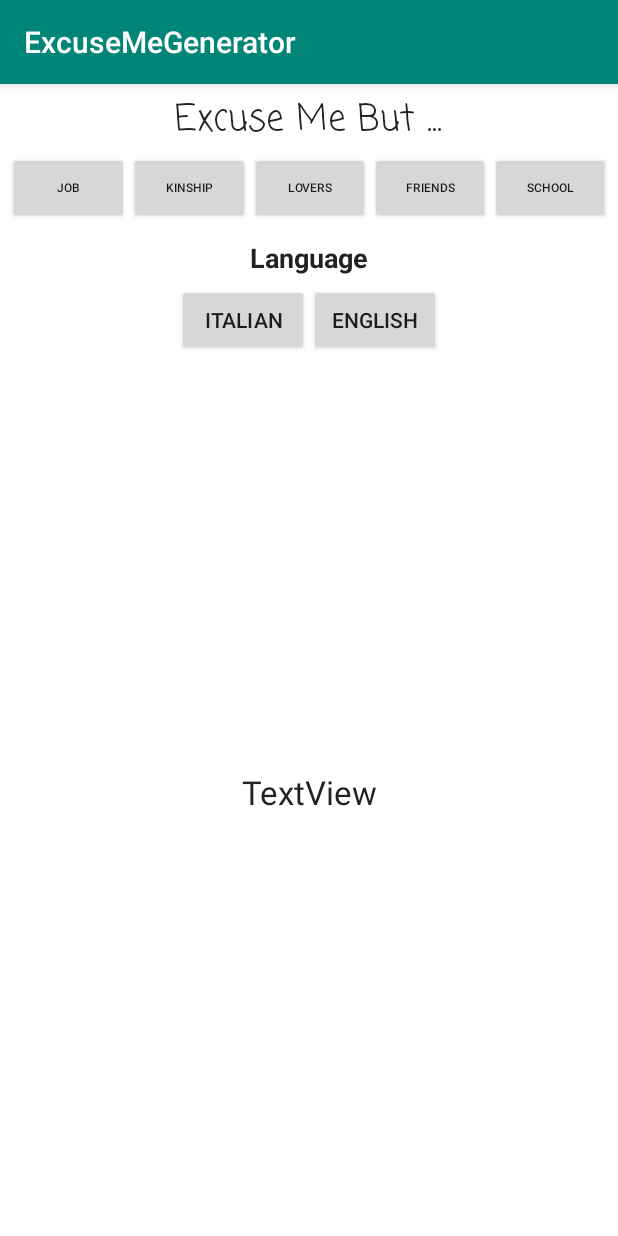
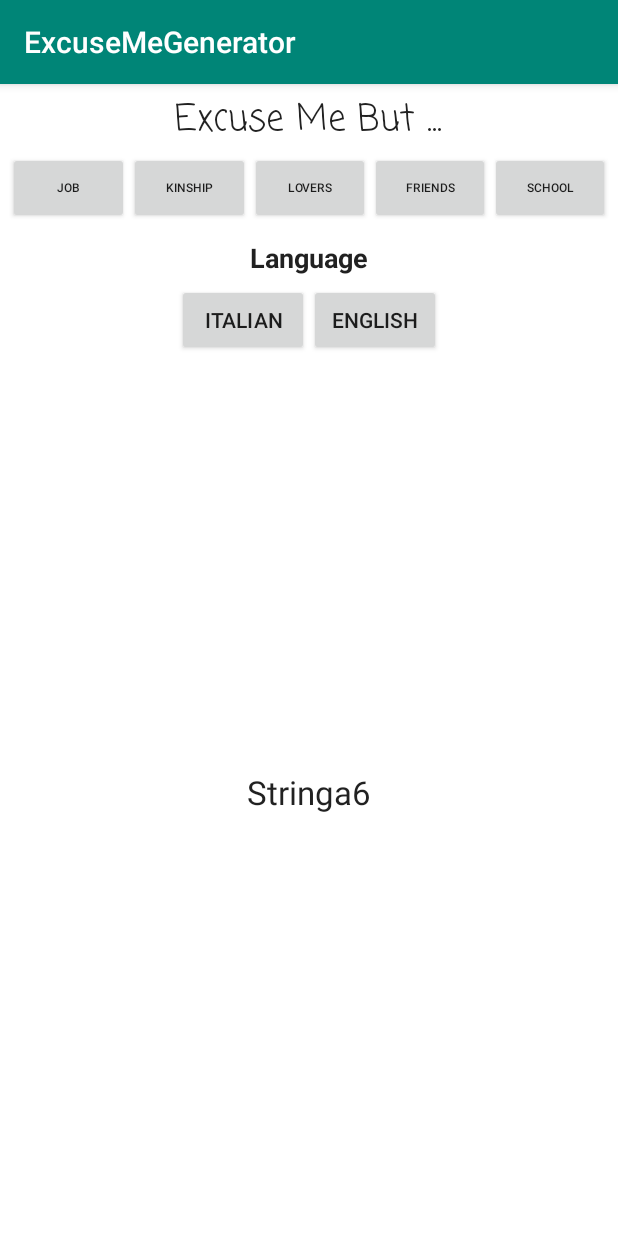
Before and after one commit to Unknowned1/ExcuseMeGenerator_v0.01, an Android app: the screen it shows after launch (MainActivity), after a tap on "JOB", on a phone screen of 412 x 824 dp. Run offline under Robolectric (Android 15) with nearby library versions, the phone set to English and light mode, and no system bars.

Commit message:
Merge branches 'Front_End_Branch' and 'master' of https://github.com/Unknowned1/ExcuseMeGenerator_v0.01
# Conflicts:
#	app/src/main/res/layout/activity_main.xml

```diff
--- a/app/src/main/java/com/b_gamesentertainment/excusemegenerator/MainActivity.java
+++ b/app/src/main/java/com/b_gamesentertainment/excusemegenerator/MainActivity.java
@@ -6,14 +6,16 @@ import android.view.View;
 import android.widget.ArrayAdapter;
 import android.widget.Button;
 import android.widget.ListView;
+import android.widget.TextView;
 
 import java.util.ArrayList;
+import java.util.Random;
 
 public class MainActivity extends AppCompatActivity {
 
     Button buttonItalian, buttonEnglish;
     Button buttonJob, buttonKinship, buttonLovers, buttonSchool, buttonFriends;
-    ListView listaScuse;
+    TextView textViewScuse;
 
     String[] arrayJob = {"Stringa1", "Stringa2", "Stringa3", "Stringa4", "Stringa5", "Stringa6", "Stringa7"};
 
@@ -36,6 +38,10 @@ public class MainActivity extends AppCompatActivity {
         buttonSchool = findViewById(R.id.buttonSchool);
         buttonLovers = findViewById(R.id.buttonLovers);
 
+        textViewScuse = findViewById(R.id.textViewScuse);
+        textViewScuse.setText(arrayJob[0]);
+
+
 
 
 
@@ -50,15 +56,11 @@ public class MainActivity extends AppCompatActivity {
             @Override
             public void onClick(View v) {
 
-                //adapter.clear();
-                //array = array1;
-                //adapter.addAll(array);
-                //adapter.notifyDataSetChanged();
+                Random random = new Random();
 
-                // genera view
-                // numero random
-                // arrayJob[random]
-                // view.display arrayJob[random]
+                int indice = random.nextInt(arrayJob.length +1 );
+
+                textViewScuse.setText(arrayJob[indice]);
 
 
             }
```
